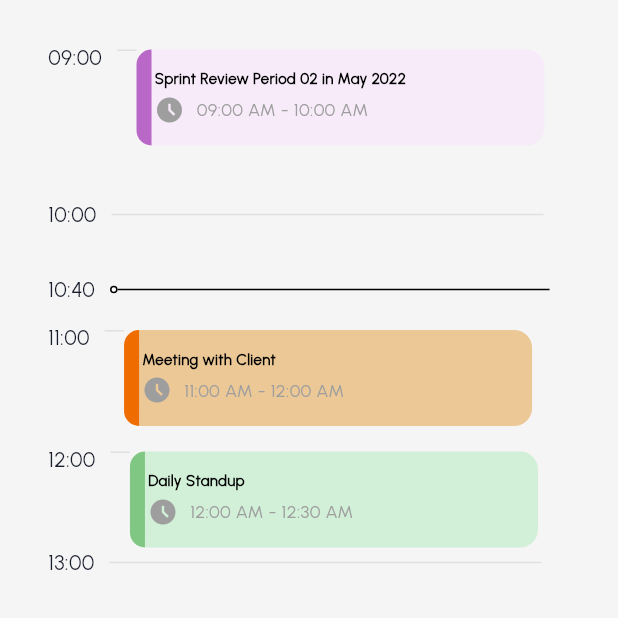
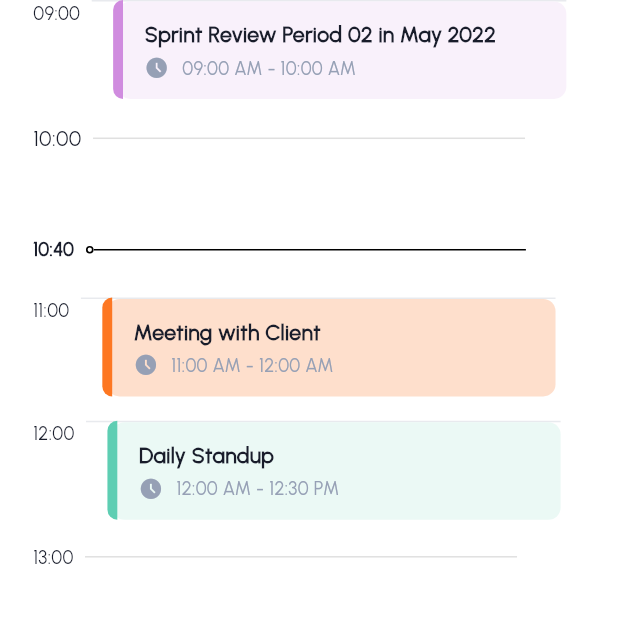
Before and after one commit to shalabym970/management_app_task, a Flutter app: the Schedule screen opened directly, on a phone screen of 412 x 824 dp, the top half of it. Run offline on Flutter 3.47's test engine with Material 3 defaults, Android fonts, the phone set to English and light mode, and no system bars; our stand-ins replace fl_chart, flutter_screenutil, flutter_svg, get, table_calendar.

Commit message:
finished calendar

```diff
--- /dev/null
+++ b/lib/app/models/time_slot_model.dart
@@ -0,0 +1,14 @@
+import 'dart:ui';
+
+class TimeSlot {
+  final String eventName;
+  final String eventTime;
+  final Color backgroundColor;
+  final Color markColor;
+
+  TimeSlot(
+      {required this.eventName,
+      required this.eventTime,
+      required this.backgroundColor,
+      required this.markColor});
+}
--- a/lib/app/modules/calendar/controllers/calendar_controller.dart
+++ b/lib/app/modules/calendar/controllers/calendar_controller.dart
@@ -1,10 +1,32 @@
 import 'package:flutter/material.dart';
 import 'package:get/get.dart';
+
+import '../../../../common/color_manager.dart';
+import '../../../models/time_slot_model.dart';
 
 class CalendarController extends GetxController
     with GetSingleTickerProviderStateMixin {
   late TabController tabController;
   final focusedDay = DateTime.now().obs;
+  final selectedDay = DateTime.now().obs;
+
+  final List<TimeSlot> timeSlots = [
+    TimeSlot(
+        eventName: "Sprint Review Period 02 in May 2022",
+        eventTime: "09:00 AM - 10:00 AM",
+        backgroundColor: AppColors.lightPurple,
+        markColor: AppColors.darkPurple),
+    TimeSlot(
+        eventName: "Meeting with Client",
+        eventTime: "11:00 AM - 12:00 AM",
+        backgroundColor: AppColors.lightOrange,
+        markColor: AppColors.darkOrange),
+    TimeSlot(
+        eventName: "Daily Standup",
+        eventTime: "12:00 AM - 12:30 PM",
+        backgroundColor: AppColors.lightGreen,
+        markColor: AppColors.darkGreen),
+  ];
 
   @override
   void onInit() {
--- a/lib/app/modules/calendar/views/calendar_view.dart
+++ b/lib/app/modules/calendar/views/calendar_view.dart
@@ -1,13 +1,15 @@
 import 'package:flutter/material.dart';
 import 'package:flutter_screenutil/flutter_screenutil.dart';
+import 'package:get/get_state_manager/src/rx_flutter/rx_obx_widget.dart';
 import 'package:get/get_state_manager/src/simple/get_view.dart';
 import 'package:getx_mvc_templet/common/strings.dart';
 import '../../../../common/color_manager.dart';
 import '../controllers/calendar_controller.dart';
 import '../widget/custom_calendar.dart';
 import '../widget/day_subsequent_list/day_subsequent_list_widget.dart';
-import '../widget/schedule.dart';
+import '../widget/schedule/schedule.dart';
 import '../widget/tasks/task.dart';
+import 'package:intl/intl.dart' as intl;
 
 class CalendarView extends GetView<CalendarController> {
   const CalendarView({super.key});
@@ -15,21 +17,19 @@ class CalendarView extends GetView<CalendarController> {
   @override
   Widget build(BuildContext context) {
     return Scaffold(
-      body: SingleChildScrollView(
-          child:
-              Column(crossAxisAlignment: CrossAxisAlignment.start, children: [
+        body: Column(crossAxisAlignment: CrossAxisAlignment.start, children: [
       SizedBox(height: 26.h),
       Padding(
         padding: EdgeInsets.symmetric(horizontal: 24.w),
         child: Row(
           children: [
-              Text(
-                'January 2023',
+            Obx(() => Text(
+                  "${intl.DateFormat('MMMM').format(controller.selectedDay.value)} ${controller.selectedDay.value.year}",
                   style: TextStyle(
                     fontSize: 18.sp,
                     fontWeight: FontWeight.w700,
                   ),
-              ),
+                )),
             IconButton(
               icon: Transform.rotate(
                 angle: 90 *
@@ -84,15 +84,13 @@ class CalendarView extends GetView<CalendarController> {
             Tab(
               child: Text(
                 AppStrings.schedule,
-                  style:
-                      TextStyle(fontWeight: FontWeight.w700, fontSize: 18.sp),
+                style: TextStyle(fontWeight: FontWeight.w700, fontSize: 18.sp),
               ),
             ),
             Tab(
               child: Text(
                 AppStrings.task,
-                  style:
-                      TextStyle(fontWeight: FontWeight.w700, fontSize: 18.sp),
+                style: TextStyle(fontWeight: FontWeight.w700, fontSize: 18.sp),
               ),
             ),
           ],
@@ -102,9 +100,7 @@ class CalendarView extends GetView<CalendarController> {
           indicatorSize: TabBarIndicatorSize.tab,
         ),
       ),
-        SizedBox(
-          height: 1.sh, // Adjust the height of the TabBarView
-          width: 1.sw,
+      Expanded(
         child: TabBarView(
           controller: controller.tabController,
           children: const [
@@ -113,7 +109,6 @@ class CalendarView extends GetView<CalendarController> {
           ],
         ),
       ),
-      ])),
-    );
+    ]));
   }
 }
--- a/lib/app/modules/calendar/widget/custom_calendar.dart
+++ b/lib/app/modules/calendar/widget/custom_calendar.dart
@@ -88,6 +88,11 @@ class CustomCalendar extends GetView<CalendarController> {
                       daysOfWeekVisible: false,
                       weekNumbersVisible: false,
                       calendarStyle: CalendarStyle(
+                          selectedTextStyle: TextStyle(
+                            fontSize: 16.sp,
+                            fontWeight: FontWeight.w600,
+                            color: AppColors.white,
+                          ),
                           defaultTextStyle: TextStyle(
                             fontSize: 16.sp,
                             fontWeight: FontWeight.w600,
@@ -111,7 +116,12 @@ class CustomCalendar extends GetView<CalendarController> {
                           formatButtonVisible: false),
                       onPageChanged: (focusedDay) {
                         controller.focusedDay.value = focusedDay;
-                    })),
+                      },
+                      onDaySelected: (selectedDay, focusedDay) {
+                        controller.selectedDay.value = selectedDay;
+                        controller.focusedDay.value = focusedDay;
+                      },
+                    )),
               ),
               Divider(
                 thickness: 1.5, // Line thickness
@@ -128,7 +138,7 @@ class CustomCalendar extends GetView<CalendarController> {
                   ),
                   buttonColor: AppColors.textColor,
                   onPressed: () {
-                    // Define what happens when the button is pressed
+                   Get.back();
                   },
                 ),
               ),
--- a/lib/app/modules/calendar/widget/custom_container.dart
+++ /dev/null
@@ -1,84 +0,0 @@
-import 'package:flutter/material.dart';
-
-class CustomContainer extends StatelessWidget {
-  final Color curvedColor;
-  final Color rectColor;
-  final String topText;
-  final String bottomText;
-
-  const CustomContainer({
-    required this.curvedColor,
-    required this.rectColor,
-    required this.topText,
-    required this.bottomText,
-  });
-
-  @override
-  Widget build(BuildContext context) {
-    return Stack(
-      children: [
-        // Light pink container
-        Container(
-          width: 272,
-          height: 64,
-          decoration: BoxDecoration(
-            color: rectColor, // Light pink
-            borderRadius: BorderRadius.circular(12), // Slightly curved edges
-          ),
-          child: Padding(
-            padding: const EdgeInsets.all(12.0),
-            child: Column(
-              crossAxisAlignment: CrossAxisAlignment.start,
-              children: [
-                Text(
-                  topText,
-                  style: const TextStyle(
-                    fontSize: 10,
-                    fontWeight: FontWeight.bold,
-                    color: Colors.black,
-                  ),
-                ),
-                const SizedBox(height: 4), // Space between the texts
-                Row(
-                  children: [
-                    const Icon(
-                      Icons.access_time_filled_outlined,
-                      color: Colors.grey,
-                      size: 20,
-                    ),
-                    const SizedBox(width: 8), // Space between icon and text
-                    Text(
-                      bottomText,
-                      style: const TextStyle(
-                        fontSize: 12,
-                        color: Colors.grey,
-                      ),
-                    ),
-                  ],
-                ),
-              ],
-            ),
-          ),
-        ),
-
-        // Pink curved container on the left
-        Positioned(
-          left: 0,
-          top: 0,
-          bottom: 0,
-          child: Container(
-            width: 10, // Adjust width as needed
-            height: 64,
-            decoration: BoxDecoration(
-              color: curvedColor, // Pink color for the left curve
-              borderRadius: const BorderRadius.only(
-                topLeft: Radius.circular(12), // Curved edge on top left
-                bottomLeft: Radius.circular(12), // Curved edge on bottom left
-              ),
-            ),
-          ),
-        ),
-      ],
-    );
-  }
-}
--- a/lib/app/modules/calendar/widget/schedule.dart
+++ /dev/null
@@ -1,252 +0,0 @@
-import 'package:flutter/material.dart';
-
-import 'custom_container.dart';
-
-class Schedule extends StatefulWidget {
-  const Schedule({Key? key}) : super(key: key);
-
-  @override
-  State<Schedule> createState() => _ScheduleState();
-}
-
-class _ScheduleState extends State<Schedule> {
-  @override
-  Widget build(BuildContext context) {
-    return Scaffold(
-      backgroundColor: Colors.grey[100],
-      body: Padding(
-        padding: const EdgeInsets.all(16),
-        child: Column(
-          children: [
-            Row(
-              mainAxisAlignment: MainAxisAlignment
-                  .start, // Center align the Row content horizontally
-              crossAxisAlignment: CrossAxisAlignment.start,
-              children: [
-                const Padding(
-                  padding: EdgeInsets.all(8.0), // Add padding here
-                  child: SizedBox(
-                    height: 100,
-                  ),
-                ),
-
-                const SizedBox(
-                  height: 100,
-                ), // Space from the top
-                const Column(
-                  children: [
-                    SizedBox(
-                      height: 12,
-                    ),
-                    Text('09:00'),
-                  ],
-                ),
-                const SizedBox(width: 10),
-                Column(
-                  children: [
-                    const SizedBox(
-                      height: 17,
-                    ),
-                    Container(
-                      width: 13,
-                      height: 1,
-                      color: Colors.grey[300], // Grey color for the divider
-                    ),
-                  ],
-                ),
-                Column(
-                  children: [
-                    const SizedBox(
-                      height: 17,
-                    ),
-                    CustomContainer(
-                      curvedColor: Colors.purple[300]!,
-                      rectColor: const Color.fromARGB(255, 247, 235, 250),
-                      topText: 'Sprint Review Period 02 in May 2022',
-                      bottomText: '09:00 AM - 10:00 AM',
-                    ),
-                  ],
-                ),
-              ],
-            ),
-            const SizedBox(
-              height: 1,
-            ),
-            Row(
-              children: [
-                const Padding(
-                  padding: EdgeInsets.all(8.0), // Add padding here
-                  // child: SizedBox(
-                  //   height: 100,
-                  // ),
-                ),
-                const Text('10:00'),
-                const SizedBox(width: 10),
-                Container(
-                  // width: 310,
-                  width: 288,
-                  height: 1,
-                  color: Colors.grey[300], // Grey color for the divider
-                ),
-              ],
-            ),
-            const SizedBox(
-              height: 30,
-            ),
-            Row(
-              children: [
-                const Padding(
-                  padding: EdgeInsets.all(8.0), // Add padding here
-                  // child: SizedBox(
-                  //   height: 100,
-                  // ),
-                ),
-                const Text('10:40'),
-                const SizedBox(width: 10),
-                Container(
-                  width: 5, // Diameter of the circle
-                  height: 5, // Diameter of the circle
-                  decoration: BoxDecoration(
-                    color: Colors.white, // Fill color
-                    shape: BoxShape.circle,
-                    border: Border.all(
-                      color: Colors.black, // Border color
-                      width: 1.0, // Border width
-                    ),
-                  ),
-                ),
-                Container(
-                  // width: 310,
-                  width: 288,
-                  height: 1,
-                  color: Colors.black, // Grey color for the divider
-                ),
-              ],
-            ),
-            Row(
-              mainAxisAlignment: MainAxisAlignment
-                  .start, // Center align the Row content horizontally
-              crossAxisAlignment: CrossAxisAlignment.start,
-              children: [
-                const Padding(
-                  padding: EdgeInsets.all(8.0), // Add padding here
-                  child: SizedBox(
-                    height: 1,
-                  ),
-                ),
-
-                const SizedBox(
-                  height: 1,
-                ), // Space from the top
-                const Column(
-                  children: [
-                    SizedBox(
-                      height: 12,
-                    ),
-                    Text('11:00'),
-                  ],
-                ),
-                const SizedBox(width: 10),
-                Column(
-                  children: [
-                    const SizedBox(
-                      height: 17,
-                    ),
-                    Container(
-                      width: 13,
-                      height: 1,
-                      color: Colors.grey[300], // Grey color for the divider
-                    ),
-                  ],
-                ),
-                Column(
-                  children: [
-                    const SizedBox(
-                      height: 17,
-                    ),
-                    CustomContainer(
-                      curvedColor: Colors.orange[800]!,
-                      rectColor: const Color.fromARGB(255, 235, 200, 150),
-                      topText: 'Meeting with Client',
-                      bottomText: '11:00 AM - 12:00 AM',
-                    ),
-                  ],
-                ),
-              ],
-            ),
-            // SizedBox(height: 20,),
-            Row(
-              mainAxisAlignment: MainAxisAlignment
-                  .start, // Center align the Row content horizontally
-              crossAxisAlignment: CrossAxisAlignment.start,
-              children: [
-                const Padding(
-                  padding: EdgeInsets.all(8.0), // Add padding here
-                  child: SizedBox(
-                    height: 1,
-                  ),
-                ),
-
-                const SizedBox(
-                  height: 1,
-                ), // Space from the top
-                const Column(
-                  children: [
-                    SizedBox(
-                      height: 12,
-                    ),
-                    Text('12:00'),
-                  ],
-                ),
-                const SizedBox(width: 10),
-                Column(
-                  children: [
-                    const SizedBox(
-                      height: 17,
-                    ),
-                    Container(
-                      width: 13,
-                      height: 1,
-                      color: Colors.grey[300], // Grey color for the divider
-                    ),
-                  ],
-                ),
-                Column(
-                  children: [
-                    const SizedBox(
-                      height: 17,
-                    ),
-                    CustomContainer(
-                      curvedColor: Colors.green[300]!,
-                      rectColor: const Color.fromARGB(255, 210, 240, 216),
-                      topText: 'Daily Standup',
-                      bottomText: '12:00 AM - 12:30 AM',
-                    ),
-                  ],
-                ),
-              ],
-            ),
-            Row(
-              children: [
-                const Padding(
-                  padding: EdgeInsets.all(8.0), // Add padding here
-                  // child: SizedBox(
-                  //   height: 100,
-                  // ),
-                ),
-                const Text('13:00'),
-                const SizedBox(width: 10),
-                Container(
-                  // width: 310,
-                  width: 288,
-                  height: 1,
-                  color: Colors.grey[300], // Grey color for the divider
-                ),
-              ],
-            ),
-          ],
-        ),
-      ),
-    );
-  }
-}
--- /dev/null
+++ b/lib/app/modules/calendar/widget/schedule/schedule.dart
@@ -0,0 +1,123 @@
+import 'package:flutter/material.dart';
+import 'package:flutter_screenutil/flutter_screenutil.dart';
+import 'package:get/get.dart';
+import 'package:getx_mvc_templet/app/modules/calendar/controllers/calendar_controller.dart';
+import '../../../../../common/color_manager.dart';
+import 'time_slot_card.dart';
+
+class Schedule extends GetView<CalendarController> {
+  const Schedule({Key? key}) : super(key: key);
+
+  @override
+  Widget build(BuildContext context) {
+    return Scaffold(
+      backgroundColor: AppColors.white,
+      body: Padding(
+        padding: EdgeInsets.symmetric(horizontal: 20.w),
+        child: ListView(
+          shrinkWrap: false,
+          primary: false,
+          children: [
+            Row(
+              mainAxisAlignment: MainAxisAlignment.start,
+              crossAxisAlignment: CrossAxisAlignment.start,
+              children: [
+                Text('09:00',
+                    style: TextStyle(
+                        fontSize: 12.sp, fontWeight: FontWeight.w500)),
+                SizedBox(width: 7.w),
+                TimeSlotCard(
+                  timeSlot: controller.timeSlots[0],
+                ),
+              ],
+            ),
+            SizedBox(height: 16.h),
+            Row(
+              children: [
+                const Text('10:00'),
+                SizedBox(width: 7.w),
+                Container(
+                  width: 288,
+                  height: 1,
+                  color: Colors.grey[300],
+                ),
+              ],
+            ),
+            SizedBox(height: 55.h),
+            Row(
+              children: [
+                Text('10:40',
+                    style: TextStyle(
+                        fontSize: 12.sp, fontWeight: FontWeight.w700)),
+                SizedBox(width: 7.w),
+                Container(
+                  width: 5.w,
+                  height: 5.h,
+                  decoration: BoxDecoration(
+                    color: Colors.white, // Fill color
+                    shape: BoxShape.circle,
+                    border: Border.all(
+                      color: Colors.black,
+                      width: 1.0.w,
+                    ),
+                  ),
+                ),
+                Container(
+                  width: 288,
+                  height: 1,
+                  color: Colors.black,
+                ),
+              ],
+            ),
+            SizedBox(height: 23.h),
+            Row(
+              mainAxisAlignment: MainAxisAlignment.start,
+              crossAxisAlignment: CrossAxisAlignment.start,
+              children: [
+                Text('11:00',
+                    style: TextStyle(
+                        fontSize: 12.sp, fontWeight: FontWeight.w500)),
+                SizedBox(width: 7.w),
+                TimeSlotCard(
+                  timeSlot: controller.timeSlots[1],
+                ),
+              ],
+            ),
+            SizedBox(height: 16.h),
+            Row(
+              mainAxisAlignment: MainAxisAlignment.start,
+              crossAxisAlignment: CrossAxisAlignment.start,
+              children: [
+                Text(
+                  '12:00',
+                  style: TextStyle(
+                    fontSize: 12.sp,
+                    fontWeight: FontWeight.w500,
+                  ),
+                ),
+                SizedBox(width: 7.w),
+                TimeSlotCard(
+                  timeSlot: controller.timeSlots[2],
+                ),
+              ],
+            ),
+            SizedBox(height: 16.h),
+            Row(
+              children: [
+                Text('13:00',
+                    style: TextStyle(
+                        fontSize: 12.sp, fontWeight: FontWeight.w500)),
+                SizedBox(width: 7.w),
+                Container(
+                  width: 288,
+                  height: 1,
+                  color: Colors.grey[300],
+                ),
+              ],
+            ),
+          ],
+        ),
+      ),
+    );
+  }
+}
--- /dev/null
+++ b/lib/app/modules/calendar/widget/schedule/time_slot_card.dart
@@ -0,0 +1,93 @@
+import 'package:flutter/material.dart';
+import 'package:flutter_screenutil/flutter_screenutil.dart';
+import '../../../../../common/color_manager.dart';
+import '../../../../models/time_slot_model.dart';
+
+class TimeSlotCard extends StatelessWidget {
+  final TimeSlot timeSlot;
+
+  const TimeSlotCard({
+    super.key,
+    required this.timeSlot,
+  });
+
+  @override
+  Widget build(BuildContext context) {
+    return Stack(
+      children: [
+        Column(
+          mainAxisAlignment: MainAxisAlignment.start,
+          crossAxisAlignment: CrossAxisAlignment.end,
+          children: [
+            Container(
+              width: 288.w,
+              height: 1,
+              color: AppColors.borderColor,
+            ),
+            Container(
+              width: 272.w,
+              height: 64.h,
+              padding: EdgeInsets.symmetric(vertical: 12.h, horizontal: 16.w),
+              decoration: BoxDecoration(
+                color: timeSlot.backgroundColor,
+                borderRadius: BorderRadius.circular(8.r),
+              ),
+              child: Column(
+                crossAxisAlignment: CrossAxisAlignment.start,
+                children: [
+                  Expanded(
+                    child: Text(
+                      timeSlot.eventName,
+                      style: TextStyle(
+                        fontSize: 14.sp,
+                        fontWeight: FontWeight.w600,
+                        color: AppColors.textColor,
+                      ),
+                    ),
+                  ),
+                  SizedBox(height: 4.h),
+                  Row(
+                    children: [
+                      Icon(
+                        Icons.access_time_filled_outlined,
+                        color: AppColors.hintColor,
+                        size: 16.sp,
+                      ),
+                      SizedBox(width: 8.w),
+                      Expanded(
+                        child: Text(
+                          timeSlot.eventTime,
+                          style: TextStyle(
+                            fontSize: 12.sp,
+                            fontWeight: FontWeight.w500,
+                            color: AppColors.hintColor,
+                          ),
+                        ),
+                      ),
+                    ],
+                  ),
+                ],
+              ),
+            ),
+          ],
+        ),
+        Positioned(
+          left: 13.w,
+          top: 0,
+          bottom: 0,
+          child: Container(
+            width: 6.w, // Adjust width as needed
+            height: 64.h,
+            decoration: BoxDecoration(
+              color: timeSlot.markColor, // Pink color for the left curve
+              borderRadius: BorderRadius.only(
+                topLeft: Radius.circular(8.r), // Curved edge on top left
+                bottomLeft: Radius.circular(8.r), // Curved edge on bottom left
+              ),
+            ),
+          ),
+        ),
+      ],
+    );
+  }
+}
--- a/lib/app/modules/project_summary/views/project_summary_view.dart
+++ b/lib/app/modules/project_summary/views/project_summary_view.dart
@@ -50,8 +50,8 @@ class ProjectSummaryView extends GetView<ProjectSummaryController> {
                       count: 24,
                       label: AppStrings.projectCompleted,
                       svgImage: Assets.iconsVerify,
-                      firstColor: AppColors.darkGreen.withOpacity(1),
-                      secondColor: AppColors.lightGreen.withOpacity(1),
+                      firstColor: AppColors.olive.withOpacity(1),
+                      secondColor: AppColors.checkBoxColor.withOpacity(1),
                     ),
                     StatusCard(
                       count: 5,
--- a/lib/common/color_manager.dart
+++ b/lib/common/color_manager.dart
@@ -13,17 +13,20 @@ class AppColors {
   static const Color disableIconColor = Color(0xff697896);
   static const Color darkRed = Color(0xffDD4A4A);
   static const Color lightRed = Color(0xffE87777);
-  static const Color darkGreen = Color(0xff3F8B8D);
-  static const Color lightGreen = Color(0xff58B2B4);
+  static const Color olive = Color(0xff3F8B8D);
+  static const Color checkBoxColor = Color(0xff58B2B4);
   static const Color checkBoxGreen = Color(0xff5ECEB3);
   static const Color darkBlue = Color(0xff3A9ADE);
   static const Color lightBlue = Color(0xff5EACE4);
   static const Color hintColor = Color(0xff96A0B5);
 
-  static const Color contentColorPurple = Color(0xFF6E1BFF);
-
+  static const Color lightPurple = Color(0xFFF9F1FB);
+  static const Color darkPurple = Color(0xFFD08CDF);
+  static const Color lightOrange = Color(0xFFFEDFCC);
+  static const Color darkOrange = Color(0xFFFD7722);
+  static const Color lightGreen = Color(0xFFEBF9F5);
+  static const Color darkGreen = Color(0xFF5ECEB3);
 
   static const Color contentColorBlue = Color(0xFF2196F3);
   static const Color contentColorCyan = Color(0xFF50E4FF);
-
 }
```
Lines whose indentation alone changed are shown as unchanged.
